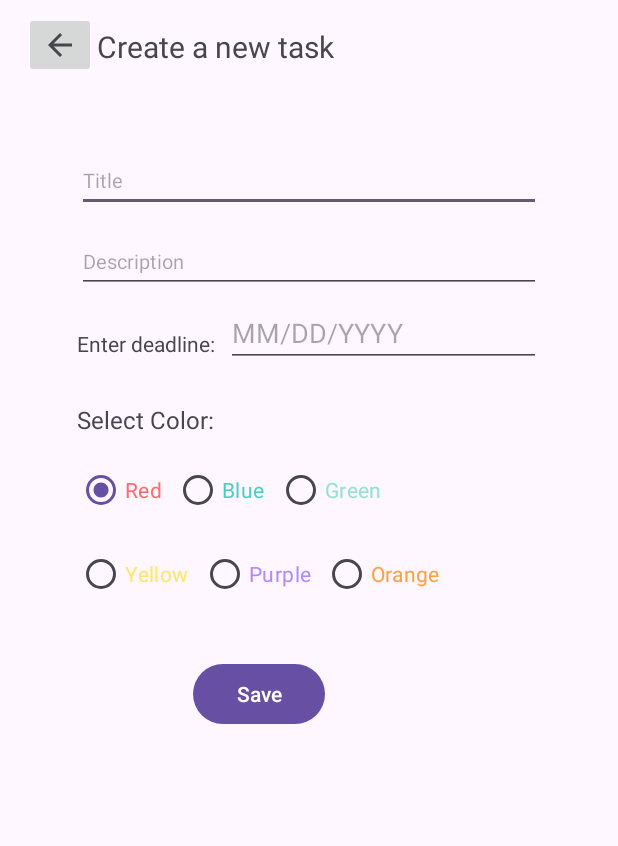
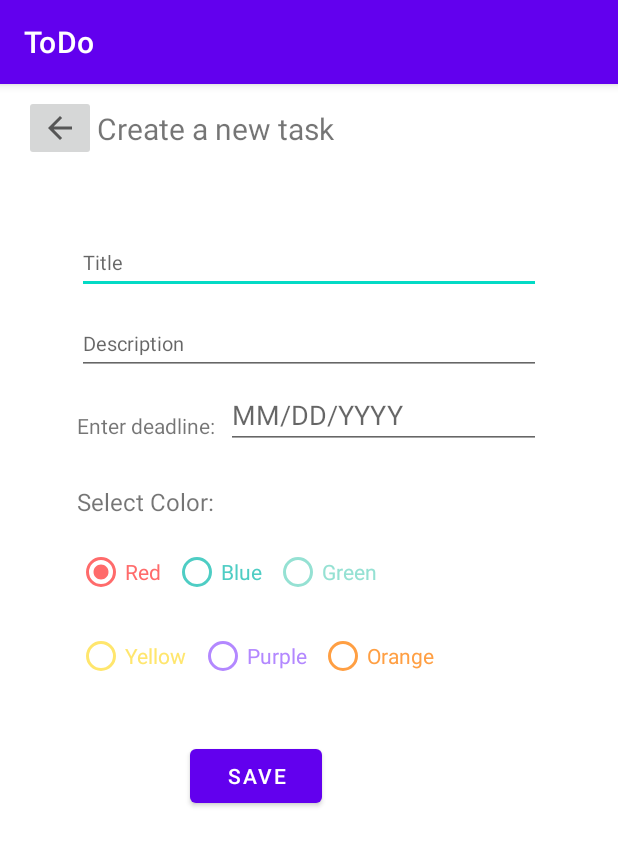
Before and after one commit to shekinamw/To-Do-Mobile-App, an Android app: the NewTask screen opened directly, with no data from a screen before it, on a phone screen of 412 x 824 dp. Shown: the top 846 px of the screen. Run offline under Robolectric (Android 15) with nearby library versions, the phone set to English and light mode, and no system bars.

Commit message:
Works now

```diff
--- a/app/src/main/res/layout/activity_main.xml
+++ b/app/src/main/res/layout/activity_main.xml
@@ -72,7 +72,7 @@
         app:layout_constraintBottom_toBottomOf="@+id/my_recycler_view"
         app:layout_constraintStart_toStartOf="@+id/my_recycler_view"
         app:layout_constraintEnd_toEndOf="@+id/my_recycler_view"
-         />
+        />
 
 
 </androidx.constraintlayout.widget.ConstraintLayout>
--- /dev/null
+++ b/app/src/main/res/mipmap-anydpi/ic_launcher.xml
@@ -0,0 +1,6 @@
+<?xml version="1.0" encoding="utf-8"?>
+<adaptive-icon xmlns:android="http://schemas.android.com/apk/res/android">
+    <background android:drawable="@drawable/ic_launcher_background" />
+    <foreground android:drawable="@drawable/ic_launcher_foreground" />
+    <monochrome android:drawable="@drawable/ic_launcher_foreground" />
+</adaptive-icon>
--- /dev/null
+++ b/app/src/main/res/mipmap-anydpi/ic_launcher_round.xml
@@ -0,0 +1,6 @@
+<?xml version="1.0" encoding="utf-8"?>
+<adaptive-icon xmlns:android="http://schemas.android.com/apk/res/android">
+    <background android:drawable="@drawable/ic_launcher_background" />
+    <foreground android:drawable="@drawable/ic_launcher_foreground" />
+    <monochrome android:drawable="@drawable/ic_launcher_foreground" />
+</adaptive-icon>
--- a/app/src/main/res/values-night/themes.xml
+++ b/app/src/main/res/values-night/themes.xml
@@ -1,7 +1,16 @@
 <resources xmlns:tools="http://schemas.android.com/tools">
     <!-- Base application theme. -->
-    <style name="Base.Theme.ToDo" parent="Theme.Material3.DayNight.NoActionBar">
-        <!-- Customize your dark theme here. -->
-        <!-- <item name="colorPrimary">@color/my_dark_primary</item> -->
+    <style name="Theme.ToDo" parent="Theme.MaterialComponents.DayNight.DarkActionBar">
+        <!-- Primary brand color. -->
+        <item name="colorPrimary">@color/purple_200</item>
+        <item name="colorPrimaryVariant">@color/purple_700</item>
+        <item name="colorOnPrimary">@color/black</item>
+        <!-- Secondary brand color. -->
+        <item name="colorSecondary">@color/teal_200</item>
+        <item name="colorSecondaryVariant">@color/teal_200</item>
+        <item name="colorOnSecondary">@color/black</item>
+        <!-- Status bar color. -->
+        <item name="android:statusBarColor">?attr/colorPrimaryVariant</item>
+        <!-- Customize your theme here. -->
     </style>
 </resources>
--- a/app/src/main/res/values/colors.xml
+++ b/app/src/main/res/values/colors.xml
@@ -1,6 +1,10 @@
 <?xml version="1.0" encoding="utf-8"?>
 <resources>
+    <color name="purple_200">#FFBB86FC</color>
+    <color name="purple_500">#FF6200EE</color>
+    <color name="purple_700">#FF3700B3</color>
+    <color name="teal_200">#FF03DAC5</color>
+    <color name="teal_700">#FF018786</color>
     <color name="black">#FF000000</color>
     <color name="white">#FFFFFFFF</color>
-    <color name="done">#8BC34A</color>
 </resources>
--- a/app/src/main/res/values/themes.xml
+++ b/app/src/main/res/values/themes.xml
@@ -1,9 +1,16 @@
 <resources xmlns:tools="http://schemas.android.com/tools">
     <!-- Base application theme. -->
-    <style name="Base.Theme.ToDo" parent="Theme.Material3.DayNight.NoActionBar">
-        <!-- Customize your light theme here. -->
-        <!-- <item name="colorPrimary">@color/my_light_primary</item> -->
+    <style name="Theme.ToDo" parent="Theme.MaterialComponents.DayNight.DarkActionBar">
+        <!-- Primary brand color. -->
+        <item name="colorPrimary">@color/purple_500</item>
+        <item name="colorPrimaryVariant">@color/purple_700</item>
+        <item name="colorOnPrimary">@color/white</item>
+        <!-- Secondary brand color. -->
+        <item name="colorSecondary">@color/teal_200</item>
+        <item name="colorSecondaryVariant">@color/teal_700</item>
+        <item name="colorOnSecondary">@color/black</item>
+        <!-- Status bar color. -->
+        <item name="android:statusBarColor">?attr/colorPrimaryVariant</item>
+        <!-- Customize your theme here. -->
     </style>
-
-    <style name="Theme.ToDo" parent="Base.Theme.ToDo" />
 </resources>
```
Also changed, not shown: app/build.gradle.kts (added, +51 -0 lines), app/src/main/AndroidManifest.xml (+6 -7 lines), app/src/main/java/com/example/todo/MainActivity.kt (+0 -7 lines), app/src/main/java/com/example/todo/NewTask.kt (+1 -7 lines), app/src/main/res/values/strings.xml (+36 -1 lines), gradle/libs.versions.toml (+0 -8 lines), app/src/main/java/com/example/todo/Taskadapter.kt (line endings or trailing spaces), gradle/wrapper/gradle-wrapper.properties.
